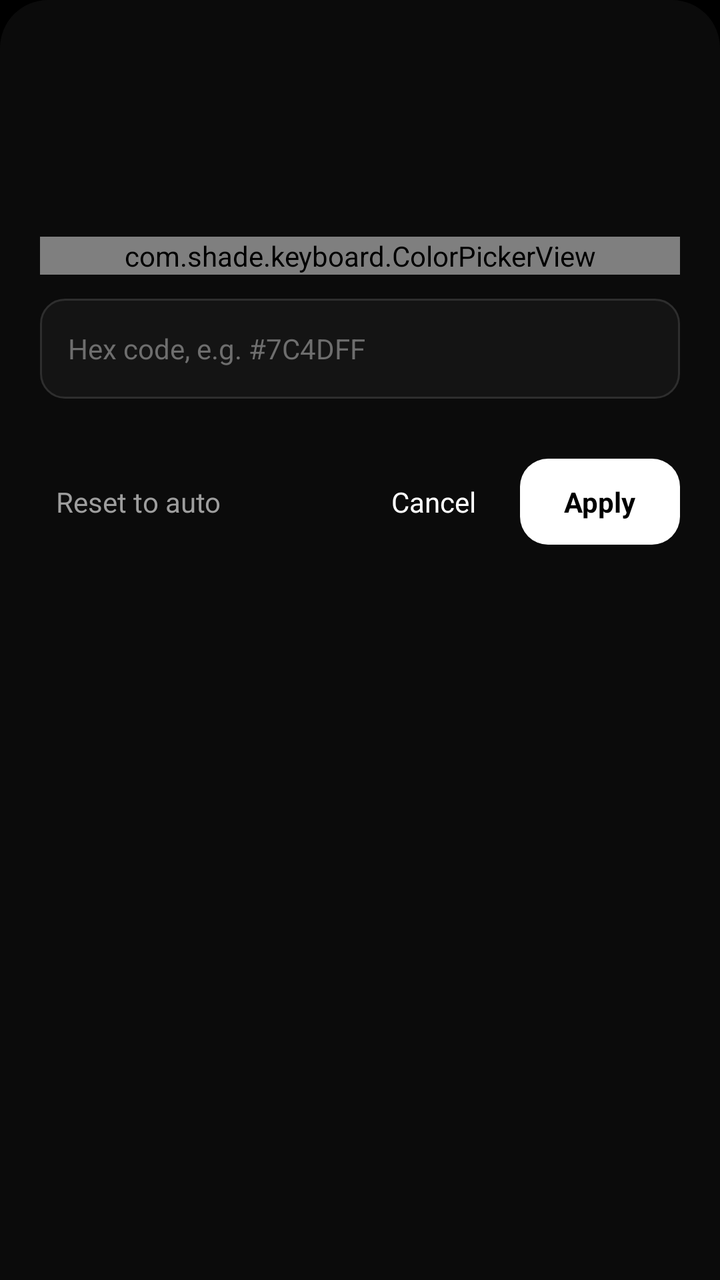
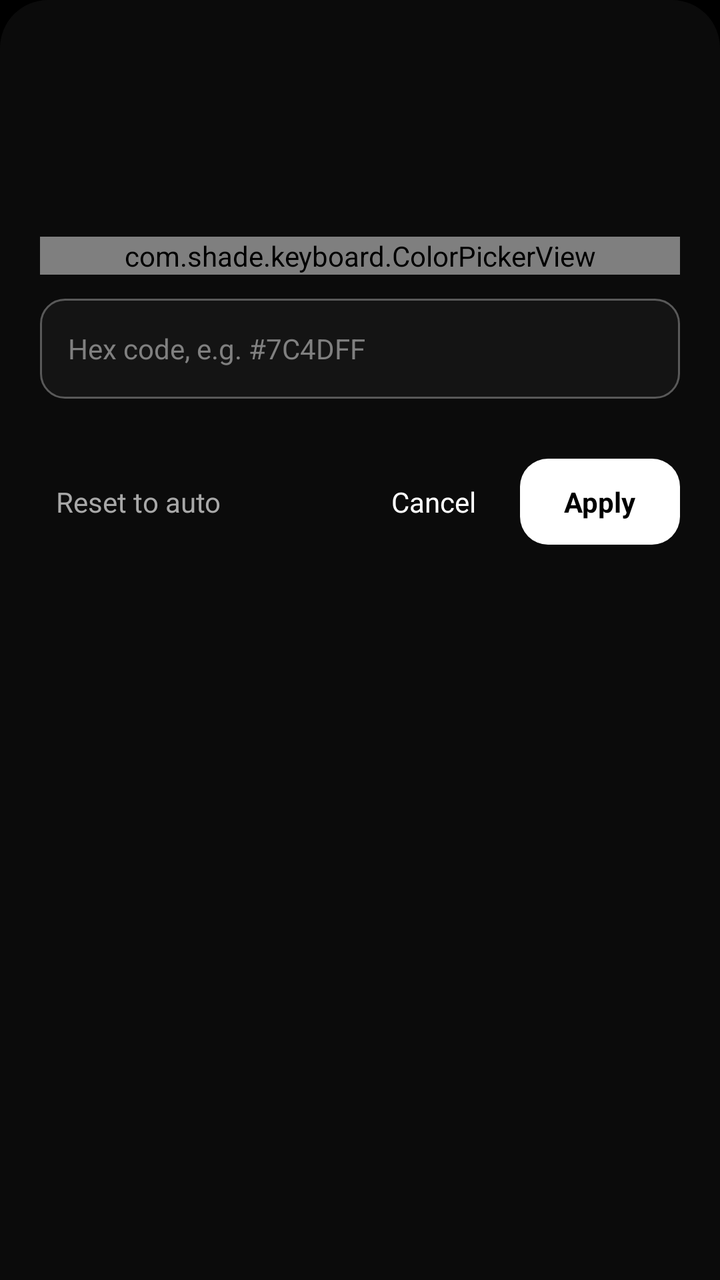

The first picture is an Android layout as it rendered before a commit; the second is the same layout after the commit. The layout source and the unified diff follow.
<!-- AndroidManifest.xml: application theme AppTheme -->
<!-- res/layout/dialog_color_picker.xml -->
<?xml version="1.0" encoding="utf-8"?>
<LinearLayout xmlns:android="http://schemas.android.com/apk/res/android"
    android:layout_width="match_parent"
    android:layout_height="wrap_content"
    android:orientation="vertical"
    android:background="@drawable/bg_noir_sheet"
    android:paddingStart="20dp"
    android:paddingEnd="20dp"
    android:paddingTop="20dp"
    android:paddingBottom="24dp">

    <TextView
        android:id="@+id/picker_title"
        android:layout_width="match_parent"
        android:layout_height="wrap_content"
        android:textColor="@color/noir_text"
        android:textSize="18sp"
        android:textStyle="bold" />

    <FrameLayout
        android:id="@+id/picker_preview"
        android:layout_width="match_parent"
        android:layout_height="44dp"
        android:layout_marginTop="14dp">

        <TextView
            android:id="@+id/picker_preview_hex"
            android:layout_width="wrap_content"
            android:layout_height="wrap_content"
            android:layout_gravity="center"
            android:textSize="14sp"
            android:textStyle="bold" />
    </FrameLayout>

    <com.shade.keyboard.ColorPickerView
        android:id="@+id/color_picker_view"
        android:layout_width="match_parent"
        android:layout_height="wrap_content"
        android:layout_marginTop="16dp" />

    <EditText
        android:id="@+id/picker_hex"
        android:layout_width="match_parent"
        android:layout_height="50dp"
        android:layout_marginTop="12dp"
        android:background="@drawable/bg_noir_hex"
        android:paddingHorizontal="14dp"
        android:hint="@string/color_hex_hint"
        android:textColorHint="@color/noir_text_tertiary"
        android:textColor="@color/noir_text"
        android:textSize="14sp"
        android:inputType="textNoSuggestions"
        android:maxLength="9"
        android:maxLines="1"
        android:singleLine="true"
        android:importantForAutofill="no" />

    <GridLayout
        android:id="@+id/picker_presets"
        android:layout_width="match_parent"
        android:layout_height="wrap_content"
        android:layout_marginTop="12dp"
        android:columnCount="8" />

    <LinearLayout
        android:layout_width="match_parent"
        android:layout_height="wrap_content"
        android:layout_marginTop="18dp"
        android:orientation="horizontal"
        android:gravity="center_vertical">

        <TextView
            android:id="@+id/picker_reset"
            android:layout_width="wrap_content"
            android:layout_height="wrap_content"
            android:paddingHorizontal="8dp"
            android:paddingVertical="12dp"
            android:background="?attr/selectableItemBackground"
            android:text="@string/color_reset_to_auto"
            android:textColor="@color/noir_text_secondary"
            android:textSize="14sp" />

        <View
            android:layout_width="0dp"
            android:layout_height="1dp"
            android:layout_weight="1" />

        <TextView
            android:id="@+id/picker_cancel"
            android:layout_width="wrap_content"
            android:layout_height="wrap_content"
            android:paddingHorizontal="12dp"
            android:paddingVertical="12dp"
            android:background="?attr/selectableItemBackground"
            android:text="@android:string/cancel"
            android:textColor="@color/noir_text"
            android:textSize="14sp" />

        <TextView
            android:id="@+id/picker_apply"
            android:layout_width="wrap_content"
            android:layout_height="wrap_content"
            android:layout_marginStart="10dp"
            android:background="@drawable/bg_noir_button"
            android:paddingHorizontal="22dp"
            android:paddingVertical="12dp"
            android:text="@string/color_apply"
            android:textColor="@color/noir_on_button"
            android:textSize="14sp"
            android:textStyle="bold" />
    </LinearLayout>

</LinearLayout>
<!-- resources referenced by this layout -->
<resources>
  <color name="noir_on_button">#000000</color>
  <color name="noir_text">#FFFFFF</color>
  <color name="noir_text_secondary">#9E9E9E</color>
  <color name="noir_text_tertiary">#6E6E6E</color>
  <!-- drawable bg_noir_button (drawable) -->
  <?xml version="1.0" encoding="utf-8"?>
  <shape xmlns:android="http://schemas.android.com/apk/res/android">
      <corners android:radius="14dp" />
      <solid android:color="@color/noir_text" />
  </shape>
  <!-- drawable bg_noir_hex (drawable) -->
  <?xml version="1.0" encoding="utf-8"?>
  <shape xmlns:android="http://schemas.android.com/apk/res/android">
      <corners android:radius="12dp" />
      <solid android:color="@color/noir_field" />
      <stroke android:width="1dp" android:color="@color/noir_outline" />
  </shape>
  <!-- drawable bg_noir_sheet (drawable) -->
  <?xml version="1.0" encoding="utf-8"?>
  <shape xmlns:android="http://schemas.android.com/apk/res/android">
      <corners
          android:topLeftRadius="24dp"
          android:topRightRadius="24dp" />
      <solid android:color="@color/noir_sheet" />
  </shape>
  <string name="color_apply">Apply</string>
  <string name="color_hex_hint">Hex code, e.g. #7C4DFF</string>
  <string name="color_reset_to_auto">Reset to auto</string>
  <color name="noir_field">#141414</color>
  <color name="noir_outline">#2E2E2E</color>
  <color name="noir_sheet">#0B0B0B</color>
  <color name="settings_accent">#FFB300</color>
  <color name="settings_background">#000000</color>
  <color name="settings_title">#F5F5F5</color>
  <color name="settings_subtitle">#8E8E8E</color>
  <color name="settings_chevron">#4A4A4A</color>
  <style name="ShadePreferenceTheme" parent="PreferenceThemeOverlay">
          <item name="android:textColorPrimary">@color/settings_title</item>
          <item name="android:textColorSecondary">@color/settings_subtitle</item>
          <item name="colorAccent">@color/settings_accent</item>
          <item name="colorControlActivated">@color/settings_accent</item>
          <item name="colorControlHighlight">#22FFFFFF</item>
      </style>
  <style name="ShadeDialogTheme" parent="Theme.AppCompat.DayNight.Dialog.Alert">
          
          <item name="android:colorBackground">@color/noir_sheet</item>
          <item name="android:textColorPrimary">@color/noir_text</item>
          <item name="android:textColorSecondary">@color/noir_text_secondary</item>
          <item name="colorAccent">@color/noir_text</item>
          <item name="colorControlNormal">@color/noir_control_normal</item>
          <item name="colorControlActivated">@color/noir_text</item>
      </style>
  <color name="settings_card">#0F0F0F</color>
  <color name="settings_card_stroke">#1E1E1E</color>
  <color name="settings_icon_background">#141414</color>
  <color name="settings_icon_tint">#DADADA</color>
  <color name="noir_control_normal">#6B6B6B</color>
  <!-- unchanged entries left out for length: 1 -->
</resources>

<!-- the commit's change to res/layout/dialog_color_picker.xml (unified diff, before → after) -->
@@ -1,9 +1,15 @@
 <?xml version="1.0" encoding="utf-8"?>
-<LinearLayout xmlns:android="http://schemas.android.com/apk/res/android"
+<ScrollView xmlns:android="http://schemas.android.com/apk/res/android"
+    android:layout_width="match_parent"
+    android:layout_height="wrap_content"
+    android:background="@drawable/bg_noir_sheet"
+    android:overScrollMode="ifContentScrolls"
+    android:scrollbars="none">
+
+<LinearLayout
     android:layout_width="match_parent"
     android:layout_height="wrap_content"
     android:orientation="vertical"
-    android:background="@drawable/bg_noir_sheet"
     android:paddingStart="20dp"
     android:paddingEnd="20dp"
     android:paddingTop="20dp"
@@ -55,12 +61,12 @@
         android:singleLine="true"
         android:importantForAutofill="no" />
 
-    <GridLayout
+    <LinearLayout
         android:id="@+id/picker_presets"
         android:layout_width="match_parent"
         android:layout_height="wrap_content"
         android:layout_marginTop="12dp"
-        android:columnCount="8" />
+        android:orientation="horizontal" />
 
     <LinearLayout
         android:layout_width="match_parent"
@@ -111,3 +117,5 @@
     </LinearLayout>
 
 </LinearLayout>
+
+</ScrollView>
<!-- resource entries referenced after the edit -->
@@ -2,8 +2,8 @@
 <resources>
   <color name="noir_on_button">#000000</color>
   <color name="noir_text">#FFFFFF</color>
-  <color name="noir_text_secondary">#9E9E9E</color>
-  <color name="noir_text_tertiary">#6E6E6E</color>
+  <color name="noir_text_secondary">#A8A8A8</color>
+  <color name="noir_text_tertiary">#808080</color>
   <!-- drawable bg_noir_button (drawable) -->
   <?xml version="1.0" encoding="utf-8"?>
   <shape xmlns:android="http://schemas.android.com/apk/res/android">
@@ -29,7 +29,7 @@
   <string name="color_hex_hint">Hex code, e.g. #7C4DFF</string>
   <string name="color_reset_to_auto">Reset to auto</string>
   <color name="noir_field">#141414</color>
-  <color name="noir_outline">#2E2E2E</color>
+  <color name="noir_outline">#595959</color>
   <color name="noir_sheet">#0B0B0B</color>
   <color name="settings_accent">#FFB300</color>
   <color name="settings_background">#000000</color>
